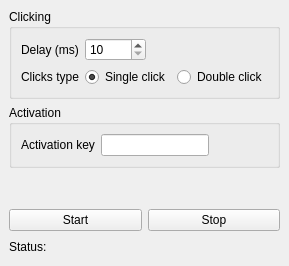
Old version of the form clicker/mainwindow.ui in the repository GamePlayer103/AutoClicker.
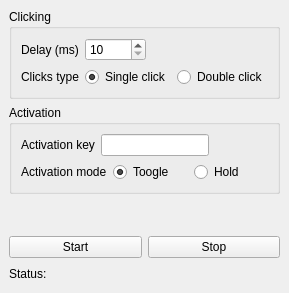
New version of the form.

Commit message: Added toogle and hold activation modes

Patch:
```diff
--- a/clicker/mainwindow.ui
+++ b/clicker/mainwindow.ui
@@ -7,7 +7,7 @@
     <x>0</x>
     <y>0</y>
     <width>264</width>
-    <height>266</height>
+    <height>293</height>
    </rect>
   </property>
   <property name="windowTitle">
@@ -123,6 +123,34 @@
          </item>
         </layout>
        </item>
+       <item>
+        <layout class="QHBoxLayout" name="horizontalLayout_6">
+         <item>
+          <widget class="QLabel" name="label_5">
+           <property name="text">
+            <string>Activation mode</string>
+           </property>
+          </widget>
+         </item>
+         <item>
+          <widget class="QRadioButton" name="toogle">
+           <property name="text">
+            <string>Toogle</string>
+           </property>
+           <property name="checked">
+            <bool>true</bool>
+           </property>
+          </widget>
+         </item>
+         <item>
+          <widget class="QRadioButton" name="hold">
+           <property name="text">
+            <string>Hold</string>
+           </property>
+          </widget>
+         </item>
+        </layout>
+       </item>
       </layout>
      </widget>
     </item>
```
The commit also changes 12 other files.
